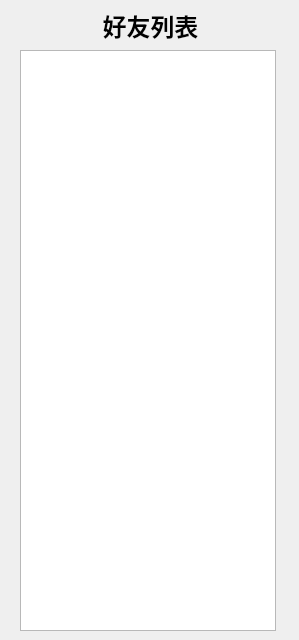
This is contact.ui in caowenbo2000/CwbChat as Qt 5 draws it before an edit. The edited form follows.
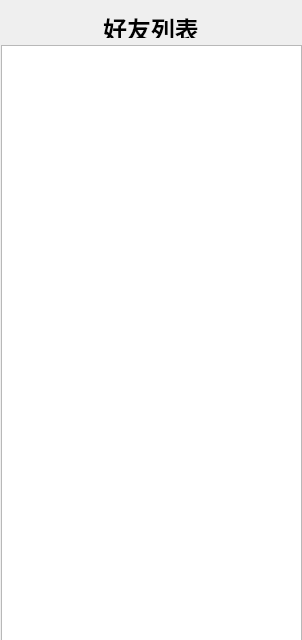
This is the edited form.

The edit to the form file:
```diff
--- a/contact.ui
+++ b/contact.ui
@@ -6,30 +6,30 @@
    <rect>
     <x>0</x>
     <y>0</y>
-    <width>299</width>
+    <width>302</width>
     <height>640</height>
    </rect>
   </property>
   <property name="windowTitle">
    <string>Form</string>
   </property>
-  <widget class="QListView" name="listView">
+  <widget class="QListWidget" name="listWidget">
    <property name="geometry">
     <rect>
-     <x>20</x>
-     <y>50</y>
-     <width>256</width>
-     <height>581</height>
+     <x>1</x>
+     <y>45</y>
+     <width>301</width>
+     <height>601</height>
     </rect>
    </property>
   </widget>
   <widget class="QLabel" name="label">
    <property name="geometry">
     <rect>
-     <x>80</x>
-     <y>0</y>
-     <width>141</width>
-     <height>51</height>
+     <x>101</x>
+     <y>11</y>
+     <width>100</width>
+     <height>27</height>
     </rect>
    </property>
    <property name="text">
```
